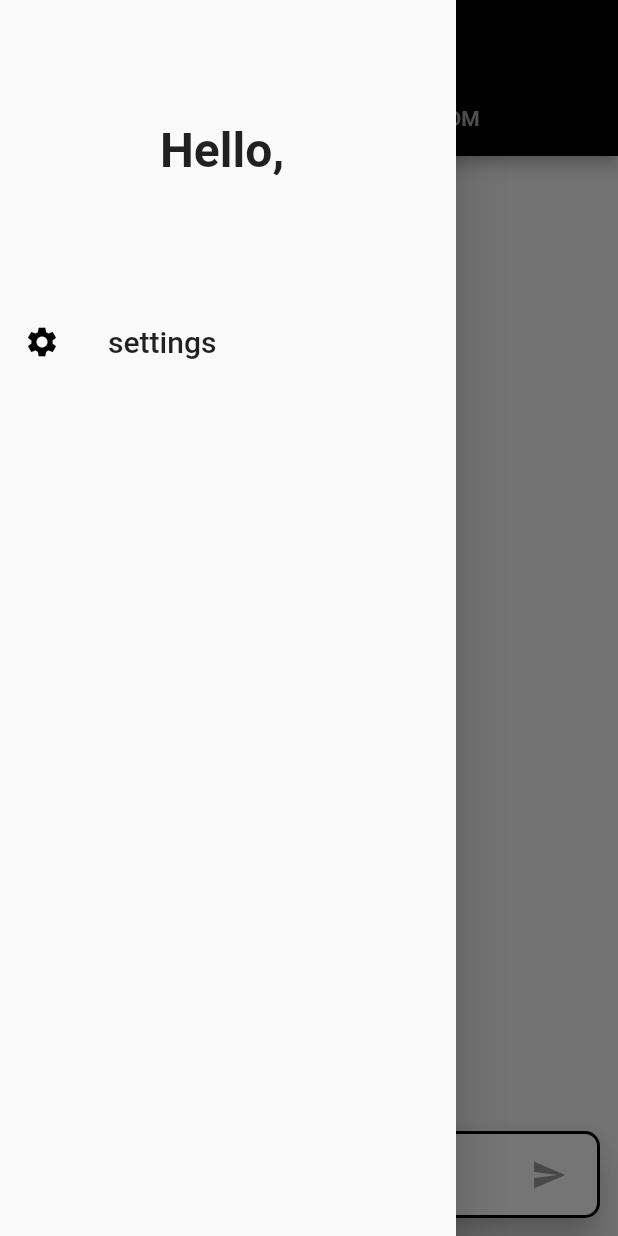
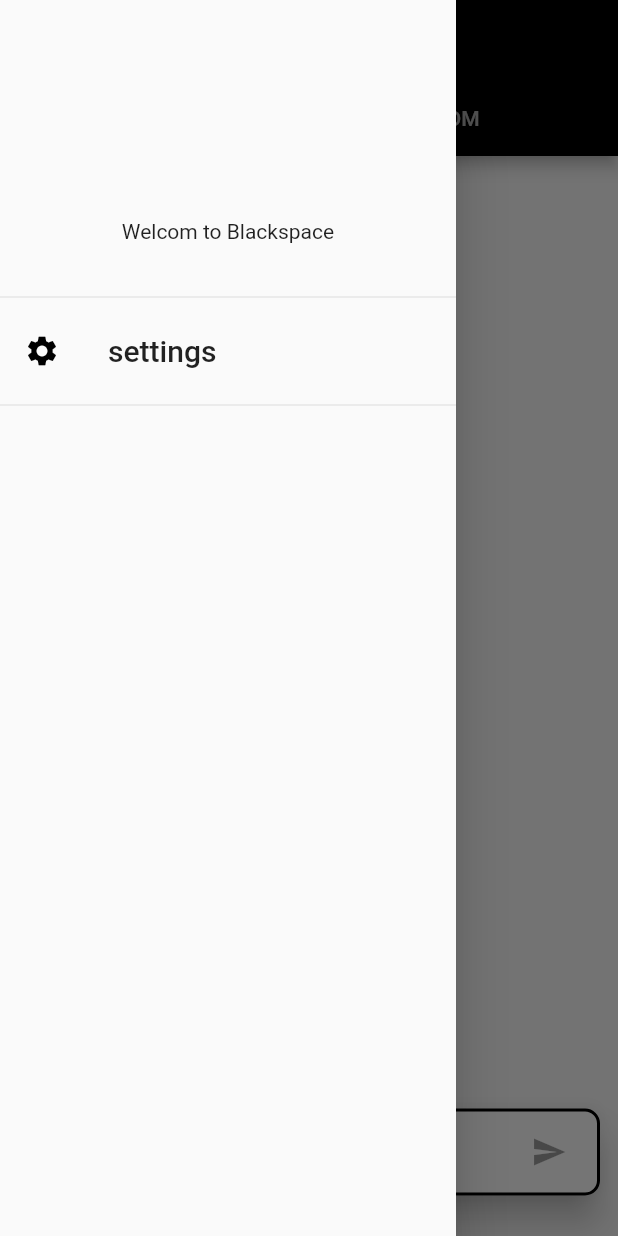
Before and after one commit to itsidohirsh/blackspace, a Flutter app: the screen it shows once a user with an empty profile is signed in, with the side drawer open, on a phone screen of 412 x 824 dp. Run offline on Flutter 3.47's test engine with Material 2 defaults, Android fonts, the phone set to English and light mode, and no system bars; our stand-ins replace cloud_firestore, firebase_auth, firebase_messaging, firebase_storage, image_picker; accounts and stored records are empty.

Commit message:
first ios run + design changes and fixes

```diff
--- a/lib/main.dart
+++ b/lib/main.dart
@@ -1,5 +1,6 @@
 import 'package:firebase_auth/firebase_auth.dart';
 import 'package:flutter/material.dart';
+import 'package:flutter/services.dart';
 
 import 'screens/auth/auth_screen.dart';
 import 'screens/chat/chat_screen.dart';
@@ -9,13 +10,16 @@
 import 'screens/settings_screen.dart';
 import 'widgets/my_loading_indicator.dart';
 
-void main() async {
+void main() {
   runApp(MyApp());
 }
 
 class MyApp extends StatelessWidget {
   @override
   Widget build(BuildContext context) {
+    SystemChrome.setPreferredOrientations([
+      DeviceOrientation.portraitUp,
+    ]);
     return MaterialApp(
       debugShowCheckedModeBanner: false,
       title: 'Blackspace',
--- a/lib/screens/chat/chat_screen.dart
+++ b/lib/screens/chat/chat_screen.dart
@@ -55,22 +55,32 @@
                   onTap: () {
                     FocusScope.of(context).requestFocus(FocusNode());
                   },
-                  child: ListView(
-                    padding: EdgeInsets.zero,
+                  child: Column(
                     children: <Widget>[
-                      Container(
-                        height: 200,
-                        child: Center(
-                          child: Text(
-                            'Hello, ${snapshot.data}',
-                            style:
-                                Theme.of(context).textTheme.headline5.copyWith(
-                                      fontWeight: FontWeight.bold,
-                                      fontSize: 32,
-                                    ),
-                          ),
+                      SizedBox(height: 100),
+                      Center(
+                        child: Column(
+                          mainAxisAlignment: MainAxisAlignment.center,
+                          children: [
+                            Text(
+                              '${snapshot.data}',
+                              style: Theme.of(context)
+                                  .textTheme
+                                  .headline5
+                                  .copyWith(
+                                    fontWeight: FontWeight.bold,
+                                    fontSize: 32,
+                                  ),
+                            ),
+                            Padding(
+                              padding: const EdgeInsets.all(8.0),
+                              child: Text('Welcom to Blackspace'),
+                            ),
+                          ],
                         ),
                       ),
+                      SizedBox(height: 20),
+                      Divider(),
                       ListTile(
                         leading: Icon(
                           Icons.settings,
@@ -86,11 +96,13 @@
                               .pushNamed(SettingsScreen.routeName);
                         },
                       ),
+                      Divider(),
                     ],
                   ),
                 ),
               ),
               appBar: AppBar(
+                brightness: Brightness.dark,
                 title: _curIndex == 0 ? Text('Chat') : Text('Direct Messages'),
                 centerTitle: true,
                 bottom: TabBar(
@@ -115,6 +127,7 @@
                           child: ChatMessages(),
                         ),
                         NewMessage(),
+                        SizedBox(height: 15),
                       ],
                     ),
                   ),
--- a/lib/screens/chat/user_detail_screen_withOut_button.dart
+++ b/lib/screens/chat/user_detail_screen_withOut_button.dart
@@ -19,6 +19,7 @@
 
     return Scaffold(
       appBar: AppBar(
+        brightness: Brightness.dark,
         title: Text("${user['username']}'s details"),
         leading: IconButton(
           icon: Icon(
--- a/lib/screens/chat/user_details_screen_with_button.dart
+++ b/lib/screens/chat/user_details_screen_with_button.dart
@@ -22,6 +22,7 @@
 
     return Scaffold(
       appBar: AppBar(
+        brightness: Brightness.dark,
         title: Text("${user['username']}'s details"),
         leading: IconButton(
           icon: Icon(
--- a/lib/screens/dm/private_chat_screen.dart
+++ b/lib/screens/dm/private_chat_screen.dart
@@ -24,6 +24,7 @@
 
     return Scaffold(
       appBar: AppBar(
+        brightness: Brightness.dark,
         toolbarHeight: 75,
         title: Row(
           children: [
@@ -58,6 +59,7 @@
               chatRoomId: chatRoomId,
               user: user,
             ),
+            SizedBox(height: 15),
           ],
         ),
       ),
--- a/lib/widgets/dm/private_messages.dart
+++ b/lib/widgets/dm/private_messages.dart
@@ -7,8 +7,8 @@
 import '../my_loading_indicator.dart';
 
 class PrivateMessages extends StatefulWidget {
-  String chatRoomId;
-  var user;
+  final String chatRoomId;
+  final user;
 
   PrivateMessages({
     Key key,
```
Also changed, not shown: 20 other files.
